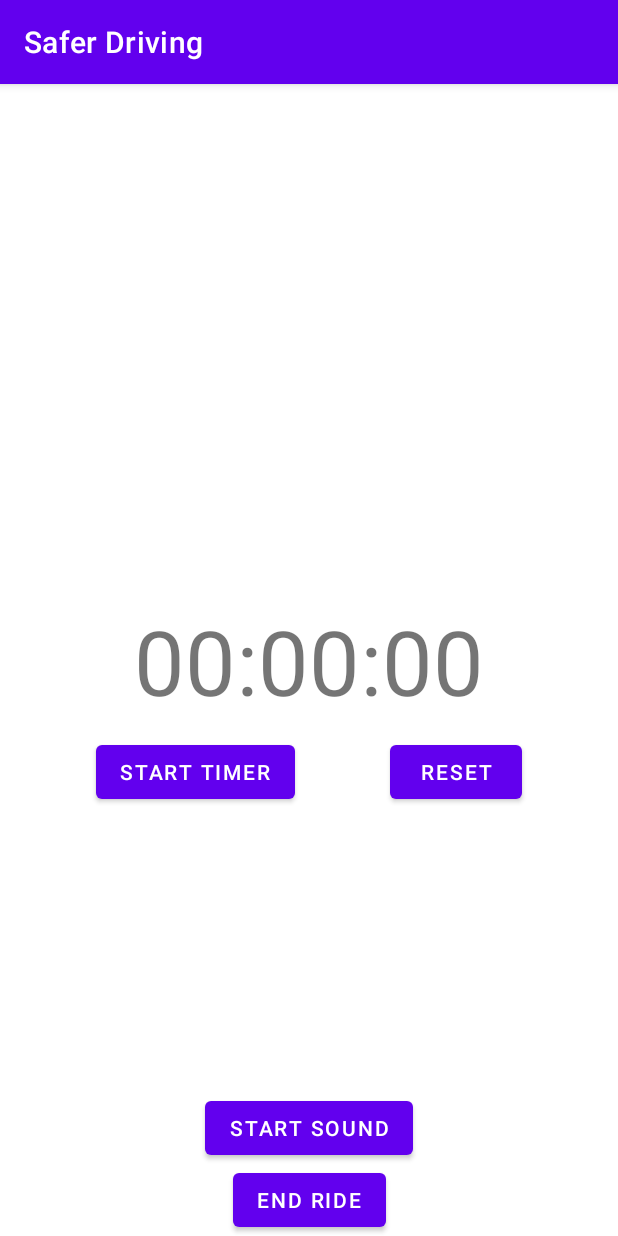
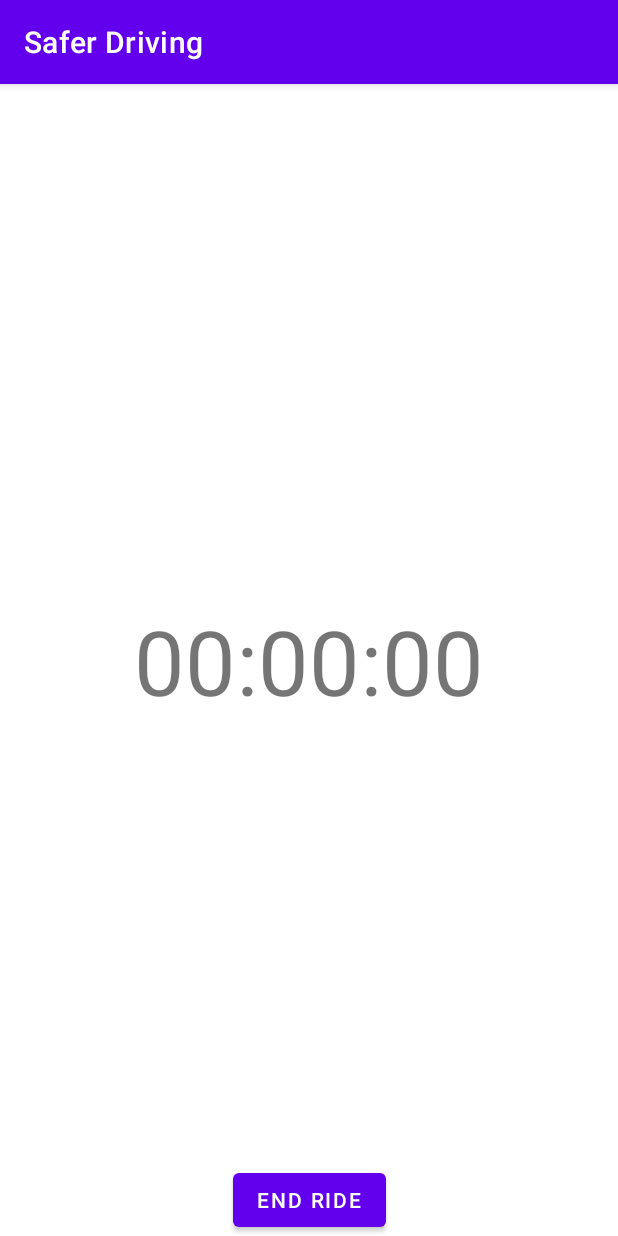
Before and after one commit to 2rius/safer-driving, an Android app: the LiveDataActivity screen opened directly, with no data from a screen before it, on a phone screen of 412 x 824 dp. Run offline under Robolectric (Android 15) with nearby library versions, the phone set to English and light mode, and no system bars.

Commit message:
remove unused buttons

```diff
--- a/app/src/main/java/com/example/saferdriving/activities/LiveDataActivity.kt
+++ b/app/src/main/java/com/example/saferdriving/activities/LiveDataActivity.kt
@@ -45,10 +45,6 @@ class LiveDataActivity : AppCompatActivity() {
             startMainActivity()
         }
 
-        binding.resetButton.setOnClickListener { resetTimer() }
-
-        binding.startStopButton.setOnClickListener { startStopTimer() }
-
         registerReceiver(updateTime, IntentFilter(TimerService.TIMER_UPDATED))
         registerReceiver(livedataServiceError, IntentFilter(LiveDataService.ERROR_BROADCAST))
     }
@@ -78,14 +74,12 @@ class LiveDataActivity : AppCompatActivity() {
     {
         timerServiceIntent.putExtra(TimerService.TIME_EXTRA, time)
         startService(timerServiceIntent)
-        binding.startStopButton.text = "Stop"
         timerStarted = true
     }
 
     private fun stopTimer()
     {
         stopService(timerServiceIntent)
-        binding.startStopButton.text = "Start"
         timerStarted = false
     }
 
--- a/app/src/main/res/layout/activity_live_data_display.xml
+++ b/app/src/main/res/layout/activity_live_data_display.xml
@@ -17,25 +17,7 @@
         app:layout_constraintBottom_toBottomOf="parent"
         app:layout_constraintTop_toTopOf="parent"
         tools:ignore="MissingConstraints"
-        tools:layout_editor_absoluteX="0dp" />
-
-    <com.google.android.material.button.MaterialButton
-        android:id="@+id/startStopButton"
-        android:layout_width="wrap_content"
-        android:layout_height="wrap_content"
-        android:text="Start Timer"
-        app:layout_constraintTop_toBottomOf="@id/timeTV"
-        app:layout_constraintStart_toStartOf="parent"
-        app:layout_constraintEnd_toStartOf="@id/resetButton" />
-
-    <com.google.android.material.button.MaterialButton
-        android:id="@+id/resetButton"
-        android:layout_width="wrap_content"
-        android:layout_height="wrap_content"
-        android:text="reset"
-        app:layout_constraintTop_toBottomOf="@id/timeTV"
-        app:layout_constraintStart_toEndOf="@id/startStopButton"
-        app:layout_constraintEnd_toEndOf="parent" />
+        tools:layout_editor_absoluteX="1dp" />
 
     <TextView
         android:id="@+id/error_text"
@@ -46,20 +28,9 @@
         android:textAlignment="center"
         android:textSize="11sp"
         android:visibility="invisible"
-        app:layout_constraintBottom_toTopOf="@id/start_sound"
+        app:layout_constraintBottom_toTopOf="@id/end_recording"
         tools:ignore="MissingConstraints"
         tools:layout_editor_absoluteX="0dp" />
-
-
-    <Button
-        android:id="@+id/start_sound"
-        android:layout_width="wrap_content"
-        android:layout_height="wrap_content"
-        android:text="@string/startSound"
-        app:layout_constraintStart_toStartOf="parent"
-        app:layout_constraintEnd_toEndOf="parent"
-        app:layout_constraintBottom_toTopOf="@id/end_recording"
-        app:layout_constraintVertical_bias="0.2"/>
 
 
     <Button
```
